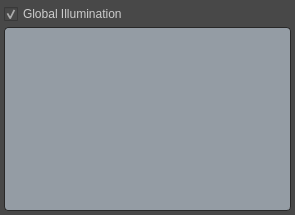
Above: resrc/lightList.ui from nicelifeBS/Modo_LightBank before the change. Below: the same form after it.
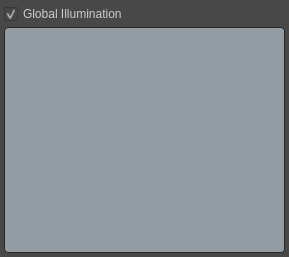
That is the form after the change.

Diff of the .ui file:
```diff
--- a/resrc/lightList.ui
+++ b/resrc/lightList.ui
@@ -6,8 +6,8 @@
    <rect>
     <x>0</x>
     <y>0</y>
-    <width>295</width>
-    <height>215</height>
+    <width>289</width>
+    <height>257</height>
    </rect>
   </property>
   <property name="contextMenuPolicy">
```
